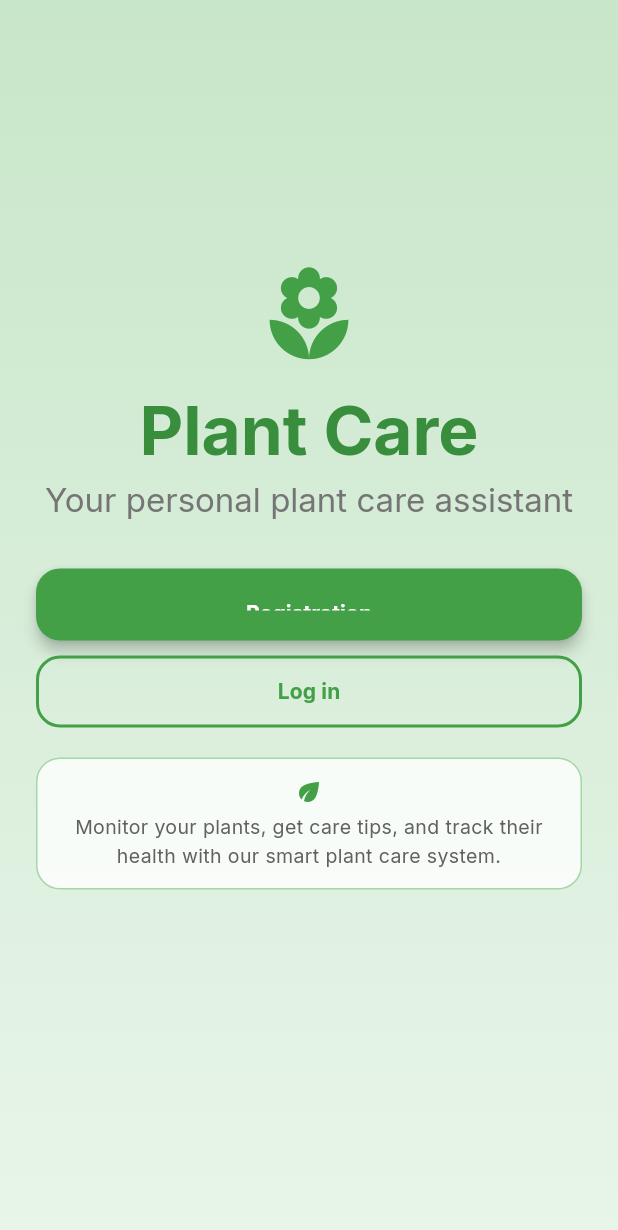
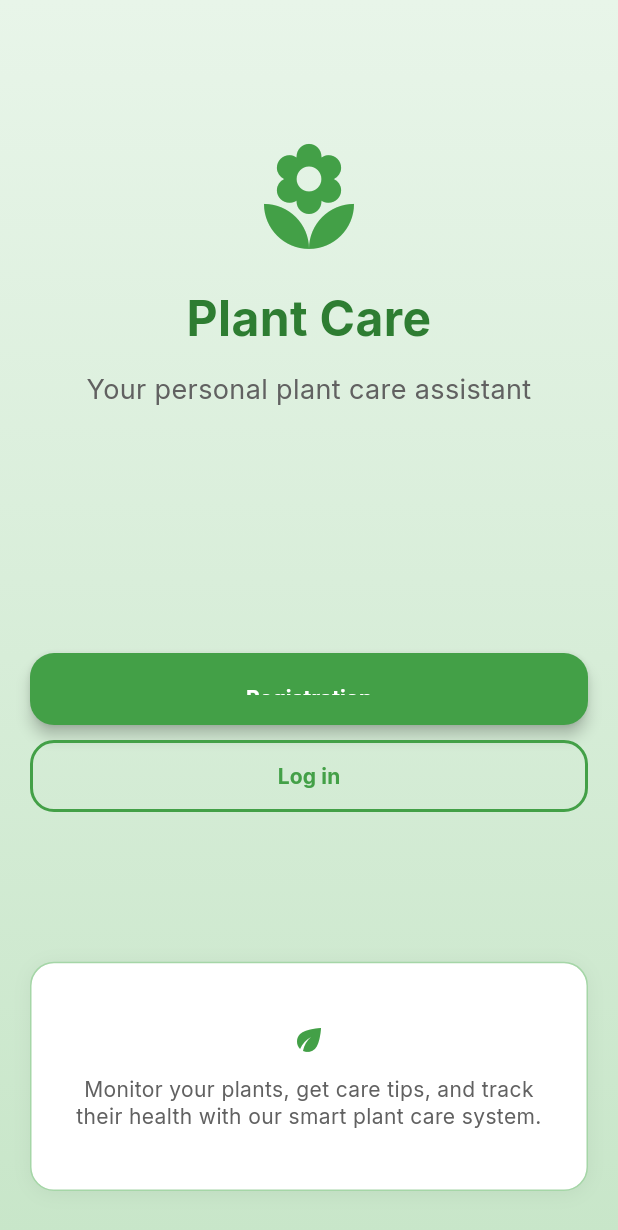
Before and after one commit to kirieievv/plantcare, a Flutter app: the screen it shows after launch, on a phone screen of 412 x 824 dp. Shown: the top 1230 px of the screen. Run offline on Flutter 3.47's test engine with Material 3 defaults, Android fonts, the phone set to English and light mode, and no system bars; our stand-ins replace animated_text_kit, cloud_firestore, firebase_auth, firebase_core, firebase_storage, fl_chart and 7 more; accounts and stored records are empty.

Commit message:
Optimize splash and auth screens for cross-browser mobile compatibility

```diff
--- a/plant_care/lib/screens/splash_screen.dart
+++ b/plant_care/lib/screens/splash_screen.dart
@@ -1,11 +1,30 @@
 import 'package:flutter/material.dart';
 import 'package:plant_care/screens/auth_screen.dart';
 
-class SplashScreen extends StatelessWidget {
+class SplashScreen extends StatefulWidget {
   const SplashScreen({super.key});
 
   @override
+  State<SplashScreen> createState() => _SplashScreenState();
+}
+
+class _SplashScreenState extends State<SplashScreen> {
+  @override
   Widget build(BuildContext context) {
+    final mediaQuery = MediaQuery.of(context);
+    final screenHeight = mediaQuery.size.height;
+    final screenWidth = mediaQuery.size.width;
+    final isSmallScreen = screenHeight < 700;
+    final isVerySmallScreen = screenHeight < 600;
+
+    // Dynamic sizing based on screen dimensions
+    final iconSize = isVerySmallScreen ? 60.0 : (isSmallScreen ? 70.0 : 80.0);
+    final titleSize = isVerySmallScreen ? 24.0 : (isSmallScreen ? 28.0 : 32.0);
+    final subtitleSize = isVerySmallScreen ? 14.0 : (isSmallScreen ? 16.0 : 18.0);
+    final buttonHeight = isVerySmallScreen ? 44.0 : 48.0;
+    final buttonTextSize = isVerySmallScreen ? 13.0 : 14.0;
+    final descriptionTextSize = isVerySmallScreen ? 12.0 : 14.0;
+
     return Scaffold(
       body: Container(
         decoration: BoxDecoration(
@@ -13,66 +32,76 @@ class SplashScreen extends StatelessWidget {
             begin: Alignment.topCenter,
             end: Alignment.bottomCenter,
             colors: [
+              Colors.green.shade50,
               Colors.green.shade100,
-              Colors.green.shade50,
             ],
           ),
         ),
         child: SafeArea(
-          child: Padding(
+          bottom: true,
+          child: LayoutBuilder(
+            builder: (context, constraints) {
+              return SingleChildScrollView(
+                physics: const ClampingScrollPhysics(),
                 padding: EdgeInsets.only(
-              bottom: MediaQuery.of(context).padding.bottom + 40,
+                  left: 20,
+                  right: 20,
+                  top: isVerySmallScreen ? 20 : 30,
+                  bottom: isVerySmallScreen ? 20 : 30,
                 ),
-            child: Center(
-              child: SingleChildScrollView(
-                padding: const EdgeInsets.symmetric(horizontal: 24.0, vertical: 12.0),
                 child: ConstrainedBox(
                   constraints: BoxConstraints(
-                    maxHeight: MediaQuery.of(context).size.height * 0.75,
+                    minHeight: constraints.maxHeight - (isVerySmallScreen ? 40 : 60),
+                    maxHeight: constraints.maxHeight - (isVerySmallScreen ? 40 : 60),
                   ),
+                  child: IntrinsicHeight(
+                    child: Column(
+                      mainAxisAlignment: MainAxisAlignment.spaceEvenly,
+                      children: [
+                        // Top section with icon and title
+                        Flexible(
+                          flex: 2,
                           child: Column(
                             mainAxisAlignment: MainAxisAlignment.center,
-                    mainAxisSize: MainAxisSize.min,
                             children: [
-                      // Compact top section
-                      Column(
-                        mainAxisSize: MainAxisSize.min,
-                        children: [
-                          // App Icon and Title
                               Icon(
                                 Icons.local_florist,
-                            size: 70,
+                                size: iconSize,
                                 color: Colors.green.shade600,
                               ),
-                          const SizedBox(height: 16),
+                              SizedBox(height: isVerySmallScreen ? 12 : 16),
                               Text(
                                 'Plant Care',
-                            style: Theme.of(context).textTheme.displayMedium?.copyWith(
-                              color: Colors.green.shade700,
+                                style: TextStyle(
+                                  fontSize: titleSize,
                                   fontWeight: FontWeight.bold,
+                                  color: Colors.green.shade800,
                                 ),
+                                textAlign: TextAlign.center,
                               ),
-                          const SizedBox(height: 6),
+                              SizedBox(height: isVerySmallScreen ? 8 : 12),
                               Text(
                                 'Your personal plant care assistant',
-                            style: Theme.of(context).textTheme.titleLarge?.copyWith(
-                              color: Colors.grey[600],
+                                style: TextStyle(
+                                  fontSize: subtitleSize,
+                                  color: Colors.grey.shade700,
                                 ),
                                 textAlign: TextAlign.center,
                               ),
                             ],
                           ),
+                        ),
 
-                      const SizedBox(height: 32),
-
-                      // Compact button section
-                      Column(
-                        mainAxisSize: MainAxisSize.min,
+                        // Middle section with buttons
+                        Flexible(
+                          flex: 2,
+                          child: Column(
+                            mainAxisAlignment: MainAxisAlignment.center,
                             children: [
                               // Registration Button
                               SizedBox(
                                 width: double.infinity,
-                            height: 48,
+                                height: buttonHeight,
                                 child: ElevatedButton(
                                   onPressed: () {
                                     Navigator.of(context).push(
@@ -89,18 +118,21 @@ class SplashScreen extends StatelessWidget {
                                     ),
                                     elevation: 4,
                                   ),
-                              child: const Text(
+                                  child: Text(
                                     'Registration',
-                                style: TextStyle(fontSize: 14, fontWeight: FontWeight.bold),
+                                    style: TextStyle(
+                                      fontSize: buttonTextSize,
+                                      fontWeight: FontWeight.bold,
                                     ),
                                   ),
                                 ),
-                          const SizedBox(height: 10),
+                              ),
+                              SizedBox(height: isVerySmallScreen ? 8 : 10),
 
                               // Log in Button
                               SizedBox(
                                 width: double.infinity,
-                            height: 48,
+                                height: buttonHeight,
                                 child: OutlinedButton(
                                   onPressed: () {
                                     Navigator.of(context).push(
@@ -116,53 +148,65 @@ class SplashScreen extends StatelessWidget {
                                       borderRadius: BorderRadius.circular(16),
                                     ),
                                   ),
-                              child: const Text(
+                                  child: Text(
                                     'Log in',
-                                style: TextStyle(fontSize: 14, fontWeight: FontWeight.bold),
+                                    style: TextStyle(
+                                      fontSize: buttonTextSize,
+                                      fontWeight: FontWeight.bold,
+                                    ),
                                   ),
                                 ),
                               ),
                             ],
                           ),
+                        ),
 
-                      const SizedBox(height: 20),
-
-                      // Compact description section
-                      Container(
-                        padding: const EdgeInsets.all(12),
+                        // Bottom section with description
+                        Flexible(
+                          flex: 1,
+                          child: Container(
+                            width: double.infinity,
+                            padding: EdgeInsets.all(isVerySmallScreen ? 16 : 20),
                             decoration: BoxDecoration(
-                          color: Colors.white.withOpacity(0.8),
+                              color: Colors.white,
                               borderRadius: BorderRadius.circular(16),
                               border: Border.all(color: Colors.green.shade200),
+                              boxShadow: [
+                                BoxShadow(
+                                  color: Colors.black.withOpacity(0.05),
+                                  blurRadius: 10,
+                                  offset: const Offset(0, 2),
+                                ),
+                              ],
                             ),
                             child: Column(
-                          mainAxisSize: MainAxisSize.min,
+                              mainAxisAlignment: MainAxisAlignment.center,
                               children: [
                                 Icon(
                                   Icons.eco,
-                              size: 20,
+                                  size: isVerySmallScreen ? 20 : 24,
                                   color: Colors.green.shade600,
                                 ),
-                            const SizedBox(height: 4),
+                                SizedBox(height: isVerySmallScreen ? 8 : 12),
                                 Text(
                                   'Monitor your plants, get care tips, and track their health with our smart plant care system.',
-                              style: Theme.of(context).textTheme.bodyMedium?.copyWith(
-                                color: Colors.grey[700],
-                                fontSize: 13,
+                                  style: TextStyle(
+                                    fontSize: descriptionTextSize,
+                                    color: Colors.grey.shade700,
+                                    height: 1.3,
                                   ),
                                   textAlign: TextAlign.center,
                                 ),
                               ],
                             ),
                           ),
-
-                      // Minimal bottom spacing
-                      const SizedBox(height: 16),
+                        ),
                       ],
                     ),
                   ),
                 ),
-            ),
+              );
+            },
           ),
         ),
       ),
```
Also changed, not shown: plant_care/lib/screens/auth_screen.dart (+177 -164 lines), 1 other file. Lines whose indentation alone changed are shown as unchanged.
